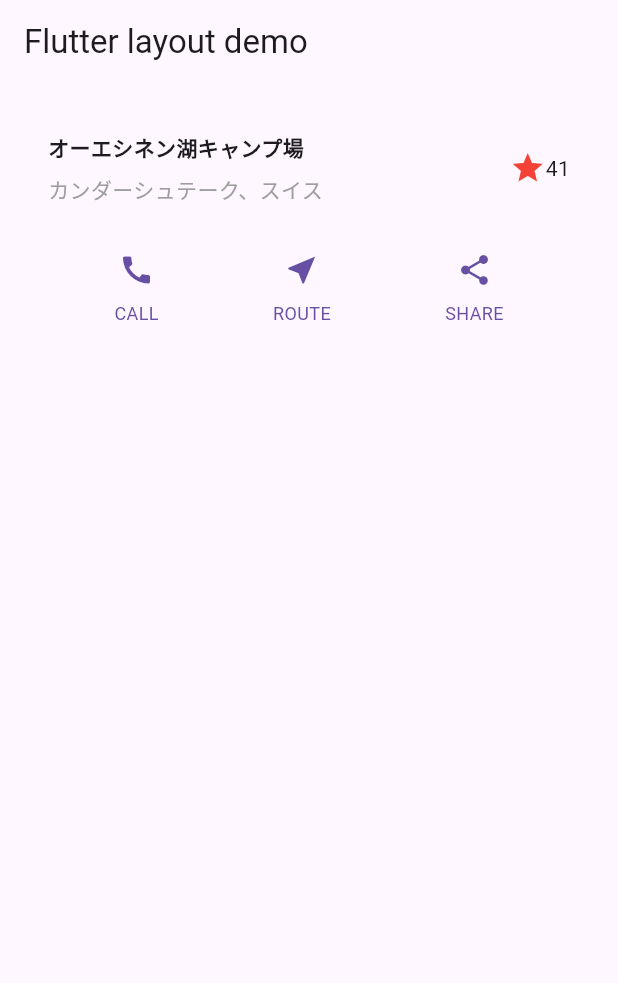
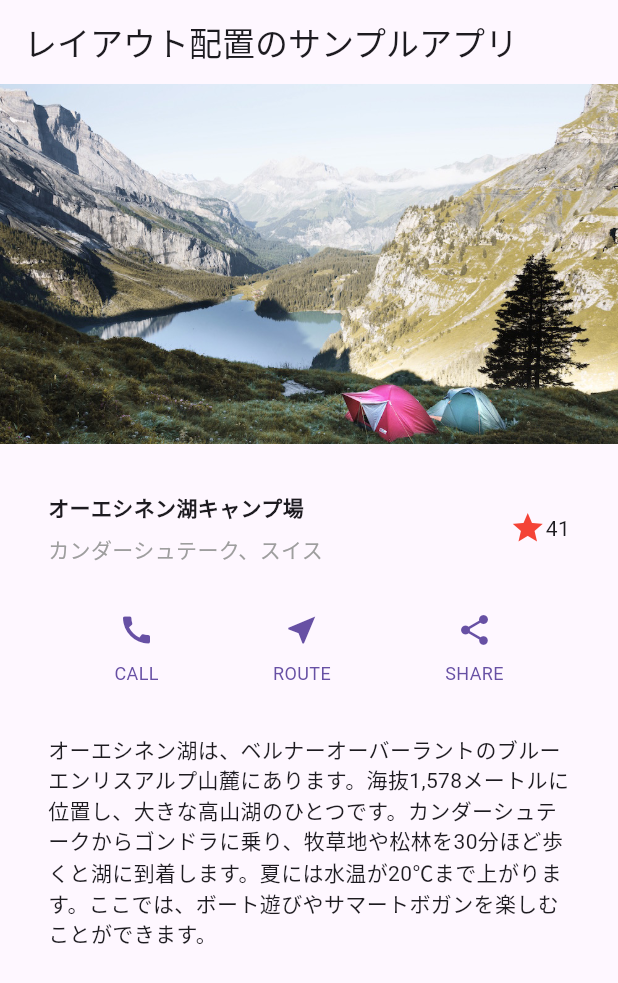
Before and after one commit to keisukeyamayauk/flutter_tutorial, a Flutter app: the screen it shows after launch, on a phone screen of 412 x 824 dp. Shown: the top 983 px of the screen. Run offline on Flutter 3.47's test engine with Material 3 defaults, Android fonts, the phone set to English and light mode, and no system bars.

Commit message:
画像表示、タイトルの変更、説明の日本語化

```diff
--- a/lib/main.dart
+++ b/lib/main.dart
@@ -1,3 +1,5 @@
+// Suggested code may be subject to a license. Learn more: ~LicenseLog:3179381047.
+// Suggested code may be subject to a license. Learn more: ~LicenseLog:2323383766.
 import 'package:flutter/material.dart';
 
 void main() => runApp(const MyApp());
@@ -7,7 +9,8 @@ class MyApp extends StatelessWidget {
 
   @override
   Widget build(BuildContext context) {
-    const String appTitle = 'Flutter layout demo';
+    //const String appTitle = 'Flutter layout demo';
+    const String appTitle = 'レイアウト配置のサンプルアプリ';
     return MaterialApp(
       title: appTitle,
       home: Scaffold(
@@ -17,11 +20,22 @@ class MyApp extends StatelessWidget {
         body: const SingleChildScrollView(
           child: Column(
             children: [
+              ImageSection(
+                image: 'images/lake.jpg',
+              ),
               TitleSection(
                 name: 'オーエシネン湖キャンプ場',
                 location: 'カンダーシュテーク、スイス',
               ),
               ButtonSection(),
+              TextSection(
+                description:
+                    'オーエシネン湖は、ベルナーオーバーラントのブルーエンリスアルプ山麓にあります。'
+                    '海抜1,578メートルに位置し、大きな高山湖のひとつです。'
+                    'カンダーシュテークからゴンドラに乗り、牧草地や松林を30分ほど歩くと湖に到着します。'
+                    '夏には水温が20℃まで上がります。'
+                    'ここでは、ボート遊びやサマートボガンを楽しむことができます。',
+              ),
             ],
           ),
         ),
@@ -147,3 +161,39 @@ class ButtonWithText extends StatelessWidget {
     );
   }
 }
+
+class TextSection extends StatelessWidget {
+  const TextSection({
+    super.key,
+    required this.description,
+  });
+
+  final String description;
+
+  @override
+  Widget build(BuildContext context) {
+    return Padding(
+      padding: const EdgeInsets.all(32),
+      child: Text(
+        description,
+        softWrap: true,
+      ),
+    );
+  }
+}
+
+class ImageSection extends StatelessWidget {
+  const ImageSection({super.key, required this.image});
+
+  final String image;
+
+  @override
+  Widget build(BuildContext context) {
+    return Image.asset(
+      image,
+      width: 600,
+      height: 240,
+      fit: BoxFit.cover,
+    );
+  }
+}
--- a/pubspec.yaml
+++ b/pubspec.yaml
@@ -57,6 +57,8 @@ flutter:
   # included with your application, so that you can use the icons in
   # the material Icons class.
   uses-material-design: true
+  assets:
+    - images/lake.jpg
 
   # To add assets to your application, add an assets section, like this:
   # assets:
```
Also changed, not shown: image/images/lake.jpg (added), images/lake.jpg (added).
